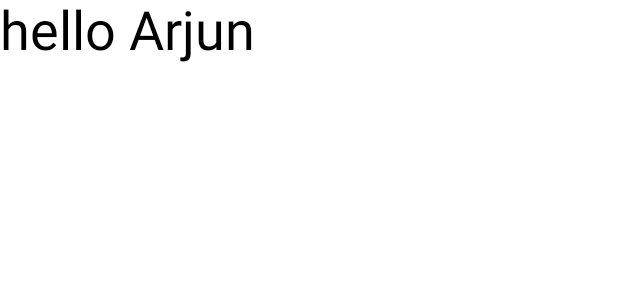
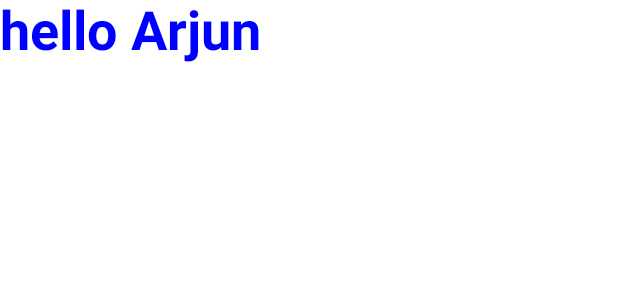
Before and after one commit to arjun98k/composeintro, an Android app built with Jetpack Compose: the @Preview function PreviewFunction, on a phone screen of 412 x 824 dp. Shown: the top 300 px of the screen. Run offline under Robolectric (Android 15) with nearby library versions, the phone set to English and light mode, and no system bars.

Commit message:
color blue

```diff
--- a/app/build.gradle.kts
+++ b/app/build.gradle.kts
@@ -40,10 +40,10 @@ android {
 }
 
 dependencies {
-
+    implementation(libs.androidx.activity.compose.v130alpha07)
     implementation(libs.androidx.core.ktx)
     implementation(libs.androidx.lifecycle.runtime.ktx)
-    implementation(libs.androidx.activity.compose)
+
     implementation(platform(libs.androidx.compose.bom))
     implementation(libs.androidx.ui)
     implementation(libs.androidx.ui.graphics)
--- a/app/src/main/java/com/example/composeintro/MainActivity.kt
+++ b/app/src/main/java/com/example/composeintro/MainActivity.kt
@@ -10,10 +10,12 @@ import androidx.compose.material3.Scaffold
 import androidx.compose.material3.Text
 import androidx.compose.runtime.Composable
 import androidx.compose.ui.Modifier
+import androidx.compose.ui.graphics.Color
 import androidx.compose.ui.text.font.FontWeight
 import androidx.compose.ui.tooling.preview.Preview
 import androidx.compose.ui.unit.sp
 import com.example.composeintro.ui.theme.ComposeintroTheme
+
 
 class MainActivity : ComponentActivity() {
     override fun onCreate(savedInstanceState: Bundle?) {
@@ -29,9 +31,7 @@ class MainActivity : ComponentActivity() {
 @Preview(showBackground = true, widthDp = 300 , heightDp = 500 )
 @Composable
 private fun PreviewFunction() {
-    Text(text = "hello Arjun",
-        fontSize = 36.sp,
-        FontWeight = FontWeight.ExtraBold
-
+    Text(text = "hello Arjun", fontSize = 36.sp, fontWeight =FontWeight.Bold,
+        color = Color.Blue
         )
 }
--- a/gradle/libs.versions.toml
+++ b/gradle/libs.versions.toml
@@ -1,4 +1,5 @@
 [versions]
+activityComposeVersion = "1.3.0-alpha07"
 agp = "8.9.0"
 kotlin = "2.0.21"
 coreKtx = "1.10.1"
@@ -10,6 +11,7 @@ activityCompose = "1.8.0"
 composeBom = "2024.09.00"
 
 [libraries]
+androidx-activity-compose-v130alpha07 = { module = "androidx.activity:activity-compose", version.ref = "activityComposeVersion" }
 androidx-core-ktx = { group = "androidx.core", name = "core-ktx", version.ref = "coreKtx" }
 junit = { group = "junit", name = "junit", version.ref = "junit" }
 androidx-junit = { group = "androidx.test.ext", name = "junit", version.ref = "junitVersion" }
```
